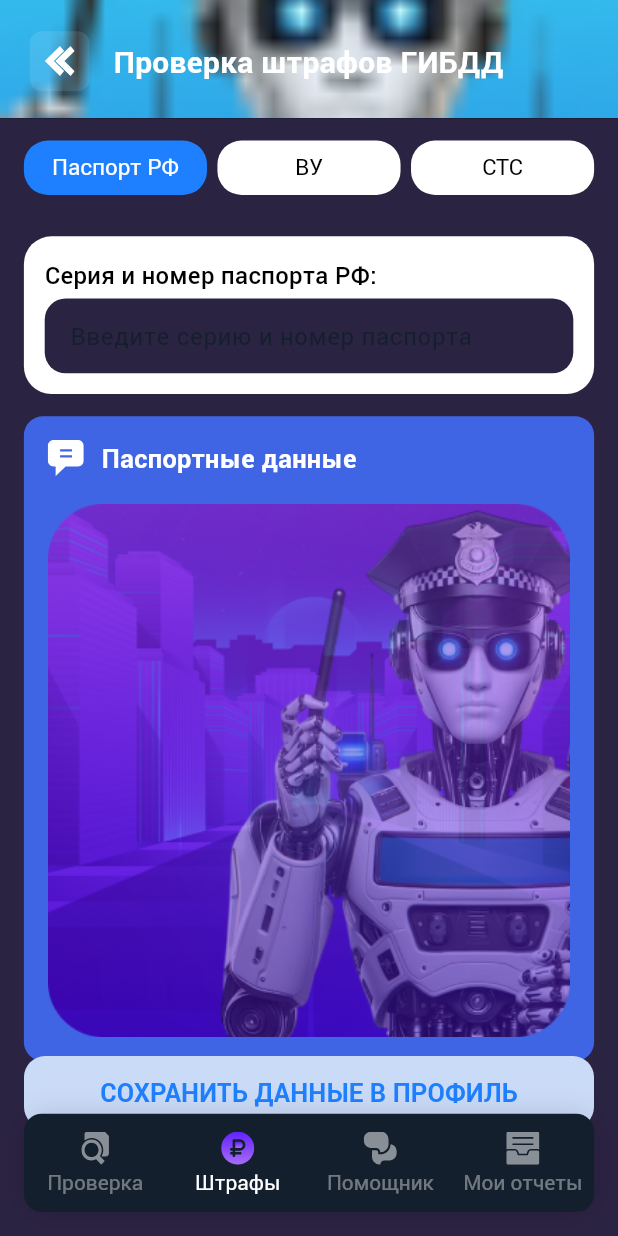
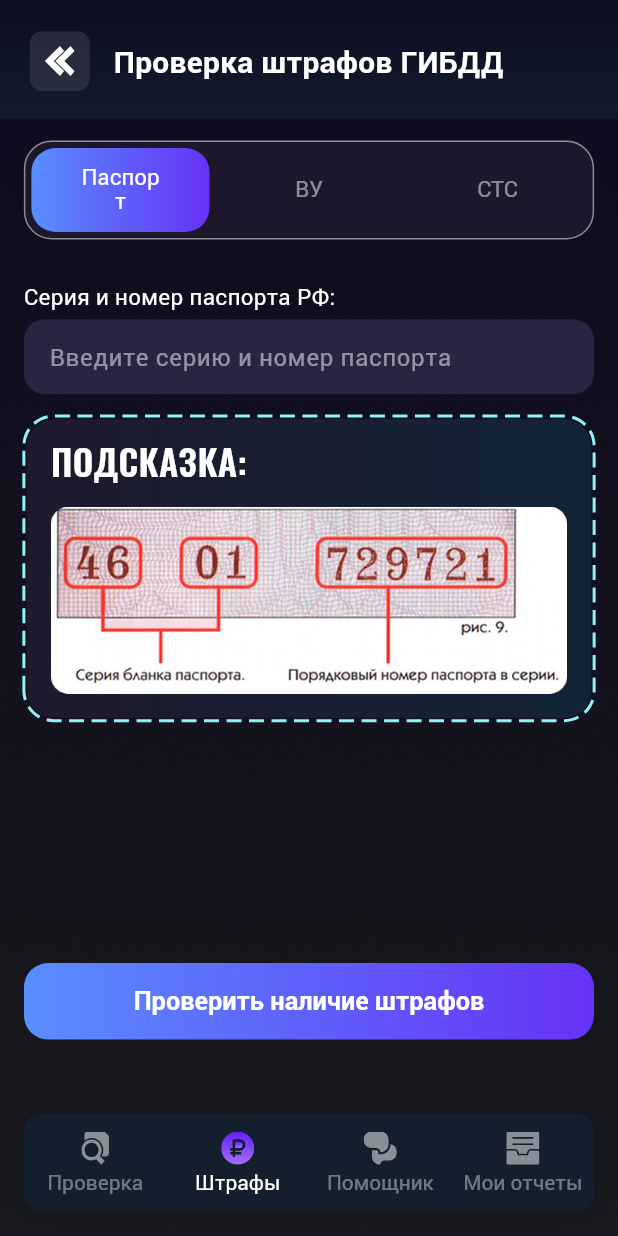
Before and after one commit to bitk0der/baza-gibdd-gai-flutter-1, a Flutter app: the FinePaymentScreen screen opened by its route, on a phone screen of 412 x 824 dp. Run offline on Flutter 3.47's test engine with Material 3 defaults, Android fonts, the phone set to English and light mode, and no system bars; drawn by our look-alikes of dotted_border; our stand-ins replace auto_route, cached_network_image, dio, easy_localization, flutter_bloc, flutter_keyboard_visibility and 13 more; missing offline and left inert: appmetrica_plugin, background_fetch, contentsize_tabbarview, json_store; accounts and stored records are empty; generated files the repository leaves out were written again; Roboto replaces fonts that are missing (PTSans, SFProDisplay); statements that could not run were skipped.

Commit message:
added layout for fines

```diff
--- a/lib/core/theme/app_colors.dart
+++ b/lib/core/theme/app_colors.dart
@@ -12,6 +12,7 @@ class ColorStyles {
   static const Color darkOrange = Color(0xff594828);
   static const Color green = Color(0xff62FA6C);
   static const Color blue = Color(0xff1E80FF);
+  static const Color lightblue = Color(0xff8EF4F9);
   static const Color blueCardColor = Color(0xff234B7D);
   static const Color lightBlueCardColor = Color(0xff9DD3F9);
   static const invoiceStatusRed = Color(0xffFF331F);
--- a/lib/core/utils/check_utils.dart
+++ b/lib/core/utils/check_utils.dart
@@ -9,6 +9,7 @@ import 'package:flutter/material.dart';
 Future<bool> showModal(BuildContext context) async =>
     await showModalBottomSheet(
         context: context,
+        useRootNavigator: true,
         builder: (ctx) => Container(
               padding: const EdgeInsets.symmetric(horizontal: 20, vertical: 22),
               decoration: const BoxDecoration(
@@ -16,6 +17,7 @@ Future<bool> showModal(BuildContext context) async =>
                     top: Radius.circular(20),
                   ),
                   color: Colors.white),
+              child: SafeArea(
                 child: Column(
                   mainAxisSize: MainAxisSize.min,
                   children: [
@@ -52,6 +54,7 @@ Future<bool> showModal(BuildContext context) async =>
                       onTap: () => ctx.maybePop(false),
                     ),
                   ],
+                ),
               ),
             ));
 
--- a/lib/core/widgets/app_button.dart
+++ b/lib/core/widgets/app_button.dart
@@ -6,7 +6,7 @@ import 'package:flutter_screenutil/flutter_screenutil.dart';
 
 class AppButton extends StatelessWidget {
   final String? title;
-  final Color backgroundColor;
+  final Color? backgroundColor;
   final Color titleColor;
   final TextStyle? titleStyle;
   final double borderRadius;
@@ -20,7 +20,7 @@ class AppButton extends StatelessWidget {
   const AppButton({
     super.key,
     this.title,
-    this.backgroundColor = ColorStyles.secondaryBlue,
+    this.backgroundColor,
     this.titleColor = ColorStyles.white,
     this.onTap,
     this.borderRadius = 16,
@@ -40,10 +40,12 @@ class AppButton extends StatelessWidget {
       margin: margin,
       height: height == 50 ? null : height,
       decoration: BoxDecoration(
-          color: backgroundColor,
+          color: backgroundColor ?? ColorStyles.secondaryBlue,
           border: boxBorder,
           borderRadius: BorderRadius.circular(borderRadius),
-          gradient: LinearGradient(colors: ColorStyles.blueTabBarGradient)),
+          gradient: backgroundColor == ColorStyles.secondaryBlue
+              ? null
+              : LinearGradient(colors: ColorStyles.blueTabBarGradient)),
       duration: standartDuration,
       child: TextButton(
         onPressed: isLoading ? null : onTap,
--- a/lib/core/widgets/app_custom_scaffold.dart
+++ b/lib/core/widgets/app_custom_scaffold.dart
@@ -4,8 +4,12 @@ import 'package:flutter/material.dart';
 class AppCustomScaffold extends StatefulWidget {
   final PreferredSizeWidget appBar;
   final Widget body;
+  final Widget? floatingActionButton;
   const AppCustomScaffold(
-      {super.key, required this.appBar, required this.body});
+      {super.key,
+      required this.appBar,
+      required this.body,
+      this.floatingActionButton});
 
   @override
   State<AppCustomScaffold> createState() => _AppCustomScaffoldState();
@@ -23,6 +27,9 @@ class _AppCustomScaffoldState extends State<AppCustomScaffold> {
           backgroundColor: Colors.transparent,
           appBar: widget.appBar,
           body: widget.body,
+          floatingActionButtonLocation:
+              FloatingActionButtonLocation.centerFloat,
+          floatingActionButton: widget.floatingActionButton,
         ));
   }
 }
--- a/lib/core/widgets/custom_app_bar.dart
+++ b/lib/core/widgets/custom_app_bar.dart
@@ -73,7 +73,7 @@ class CustomAppBar {
     List<Widget>? actions,
     bool isBackButton = true,
     VoidCallback? onTapBackButton,
-    bool isNeedImage = true,
+    bool isNeedImage = false,
     double borderRadius = 16,
     bool isTitleCenter = false,
     required String title,
--- a/lib/features/payments/presentation/pages/fine/fine_payment_screen.dart
+++ b/lib/features/payments/presentation/pages/fine/fine_payment_screen.dart
@@ -1,17 +1,19 @@
 import 'package:auto_route/auto_route.dart';
+import 'package:baza_gibdd_gai/core/theme/app_colors.dart';
+import 'package:baza_gibdd_gai/core/widgets/app_button.dart';
+import 'package:baza_gibdd_gai/core/widgets/app_card_layout.dart';
+import 'package:baza_gibdd_gai/core/widgets/app_custom_scaffold.dart';
 import 'package:flutter/material.dart';
+import 'package:flutter_keyboard_visibility/flutter_keyboard_visibility.dart';
 import 'package:flutter_screenutil/flutter_screenutil.dart';
 import 'package:get_it/get_it.dart';
 import 'package:mask_text_input_formatter/mask_text_input_formatter.dart';
-import 'package:baza_gibdd_gai/core/theme/app_colors.dart';
 import 'package:baza_gibdd_gai/core/utils/check_utils.dart';
 import 'package:baza_gibdd_gai/core/utils/ui_util.dart';
-import 'package:baza_gibdd_gai/core/widgets/app_button_gradient.dart';
 import 'package:baza_gibdd_gai/core/widgets/custom_app_bar.dart';
 import 'package:baza_gibdd_gai/features/payments/data/models/user_data.dart';
 import 'package:baza_gibdd_gai/features/payments/presentation/blocs/user_data_bloc.dart';
 import 'package:baza_gibdd_gai/features/payments/presentation/pages/fine/fine_search_screen.dart';
-import 'package:baza_gibdd_gai/features/payments/presentation/widgets/custom_button.dart';
 import 'package:baza_gibdd_gai/features/payments/presentation/widgets/custom_snackbar.dart';
 import 'package:baza_gibdd_gai/features/payments/presentation/widgets/custom_textfield.dart';
 import 'package:baza_gibdd_gai/features/payments/presentation/widgets/how_to_fill_card.dart';
@@ -38,10 +40,15 @@ class _FinePaymentScreenState extends State<FinePaymentScreen> {
   int _tabIndex = 0;
 
   final GlobalKey<ScaffoldState> _scaffoldKey = new GlobalKey<ScaffoldState>();
+  var keyboardVisibilityController = KeyboardVisibilityController();
+  bool keyboardVisible = false;
 
   @override
   void initState() {
     _bloc = GetIt.I<UserDataBloc>();
+    keyboardVisibilityController.onChange.listen((visible) {
+      setState(() => keyboardVisible = visible);
+    });
     super.initState();
     addPostFrameCallback(() {
       _passportController.text = _bloc.userData.passport ?? '';
@@ -62,38 +69,26 @@ class _FinePaymentScreenState extends State<FinePaymentScreen> {
   Widget build(BuildContext context) {
     return GestureDetector(
       onTap: () => FocusScope.of(context).unfocus(),
-      child: Scaffold(
+      child: AppCustomScaffold(
         key: _scaffoldKey,
-        resizeToAvoidBottomInset: false,
         appBar: CustomAppBar.getAppBar(
           title: 'Проверка штрафов ГИБДД',
           onTapBackButton: () => context.maybePop(),
         ),
-        backgroundColor: ColorStyles.fillColor,
-        body: SafeArea(
-          child: _getBody(),
-        ),
-        floatingActionButtonLocation: FloatingActionButtonLocation.centerDocked,
-        floatingActionButton: Padding(
-          padding: const EdgeInsets.all(16),
+        body: _getBody(),
+        floatingActionButton: SafeArea(
           child: Column(
             mainAxisSize: MainAxisSize.min,
             children: [
               Padding(
-                padding: const EdgeInsets.only(bottom: 10),
-                child: AppButtonGradient(
-                  borderRadius: 14,
-                  backgroundColor: const Color(0xffCADBF8),
-                  titleColor: ColorStyles.blue,
-                  onTap: () => _onButtonPressed(true),
-                  title: 'СОХРАНИТЬ ДАННЫЕ В ПРОФИЛЬ',
+                padding: EdgeInsets.symmetric(horizontal: 16),
+                child: AppButton(
+                  height: 51,
+                  title: "Проверить наличие штрафов",
+                  onTap: _onButtonPressed,
                 ),
               ),
-              CustomButton(
-                title: "Проверить начисления",
-                height: 50.h,
-                onTap: _onButtonPressed,
-              ),
+              if (!keyboardVisible) SizedBox(height: 125.h),
             ],
           ),
         ),
@@ -109,12 +104,16 @@ class _FinePaymentScreenState extends State<FinePaymentScreen> {
         children: [
           AppUniversalBannerWidget(category: 'pays-page', banners: bannerList),
           SizedBox(height: 16.h),
-          Row(
+          AppCardLayout(
+            padding: EdgeInsets.all(4),
+            color: ColorStyles.backgroundViolet,
+            border: Border.all(color: Colors.white.withValues(alpha: 0.5)),
+            child: Row(
               children: [
                 Flexible(
                   child: TabButton(
                       isActive: _tabIndex == 0,
-                    text: 'Паспорт РФ',
+                      text: 'Паспорт',
                       onTap: () => onTap(0)),
                 ),
                 SizedBox(width: 7.w),
@@ -130,6 +129,7 @@ class _FinePaymentScreenState extends State<FinePaymentScreen> {
                         text: 'СТС',
                         onTap: () => onTap(2))),
               ],
+            ),
           ),
           SizedBox(height: 30.h),
           _getTabs(),
@@ -163,7 +163,7 @@ class _FinePaymentScreenState extends State<FinePaymentScreen> {
                 title: 'Паспортные данные',
                 backgroundColor: const Color(0xff4065E4),
                 iconColor: Colors.white,
-                image: Assets.images.aiHelper),
+                image: Assets.images.passportHelp),
           ],
         ),
         Column(
@@ -192,7 +192,7 @@ class _FinePaymentScreenState extends State<FinePaymentScreen> {
                 title: 'Серия и номер ВУ',
                 backgroundColor: const Color(0xff4065E4),
                 iconColor: Colors.white,
-                image: Assets.images.aiHelper),
+                image: Assets.images.vuHelp),
           ],
         ),
         Column(
@@ -216,7 +216,7 @@ class _FinePaymentScreenState extends State<FinePaymentScreen> {
                 title: 'СТС автомобиля',
                 backgroundColor: const Color(0xff4065E4),
                 iconColor: Colors.white,
-                image: Assets.images.aiHelper),
+                image: Assets.images.stsHelp),
           ],
         ),
       ],
@@ -262,7 +262,7 @@ class _FinePaymentScreenState extends State<FinePaymentScreen> {
             CustomSnackbar.show(context, _scaffoldKey,
                 text: "Заполните хотя бы одно из полей");
           } else {
-            var isNeedSaveUserData = await showModal(context);
+            /*  var isNeedSaveUserData = await showModal(context); */
 
             final userData = _bloc.userData.copyWith(
               passport: _tabIndex == 0 ? _passportController.text : null,
@@ -270,9 +270,9 @@ class _FinePaymentScreenState extends State<FinePaymentScreen> {
               sts: _tabIndex == 2 ? sts : null,
               forceNull: false,
             );
-            if (isNeedSaveUserData) {
+
             _bloc.add(UserDataBlocSaveEvent(userData));
-            }
+
             if (!onlySave) {
               Navigator.push(
                 context,
@@ -287,10 +287,6 @@ class _FinePaymentScreenState extends State<FinePaymentScreen> {
                           ),
                         )),
               );
-            } else if (isNeedSaveUserData) {
-              var snackbar =
-                  const SnackBar(content: Text('Данные успешно сохранены'));
-              ScaffoldMessenger.of(context).showSnackBar(snackbar);
             }
           }
         }
--- a/lib/features/payments/presentation/widgets/custom_textfield.dart
+++ b/lib/features/payments/presentation/widgets/custom_textfield.dart
@@ -57,10 +57,8 @@ class _CustomTextFieldScreenState extends State<CustomTextField> {
     }
 
     return AppCardLayout(
-      color: Colors.white,
-      border: localError != null
-          ? Border.all(color: ColorStyles.invoiceStatusRed, width: 1)
-          : Border.all(color: Colors.transparent, width: 1),
+      color: Colors.transparent,
+      padding: EdgeInsets.zero,
       child: Column(
         crossAxisAlignment: CrossAxisAlignment.start,
         mainAxisSize: MainAxisSize.min,
@@ -68,9 +66,9 @@ class _CustomTextFieldScreenState extends State<CustomTextField> {
           Text(
             widget.title,
             style: TextStyle(
-              fontWeight: FontWeight.w500,
-              fontSize: 16.sp,
-              color: ColorStyles.black,
+              fontWeight: FontWeight.w400,
+              fontSize: 15.sp,
+              color: ColorStyles.white,
             ),
           ),
           SizedBox(height: 5.h),
@@ -98,10 +96,9 @@ class _CustomTextFieldScreenState extends State<CustomTextField> {
                       UpperCaseTextFormatter(),
                     ],
                 style: TextStyle(
-                  fontFamily: "PTSans",
                   fontSize: 16.sp,
                   fontWeight: FontWeight.w400,
-                  color: ColorStyles.primaryBlue,
+                  color: ColorStyles.white,
                 ),
                 maxLength: widget.maxLength,
                 cursorColor: ColorStyles.invoiceStatusRed,
@@ -161,10 +158,9 @@ class _CustomTextFieldScreenState extends State<CustomTextField> {
                       fontWeight: FontWeight.w600),
                   hintText: widget.hintText,
                   hintStyle: TextStyle(
-                    fontFamily: "PTSans",
                     fontSize: 16.sp,
                     fontWeight: FontWeight.w400,
-                    color: ColorStyles.primaryBlue,
+                    color: ColorStyles.white.withValues(alpha: 0.5),
                   ),
                 ),
               ),
--- a/lib/features/payments/presentation/widgets/how_to_fill_card.dart
+++ b/lib/features/payments/presentation/widgets/how_to_fill_card.dart
@@ -1,3 +1,6 @@
+import 'package:baza_gibdd_gai/core/theme/app_colors.dart';
+import 'package:baza_gibdd_gai/core/widgets/app_card_layout.dart';
+import 'package:dotted_border/dotted_border.dart';
 import 'package:flutter/material.dart';
 import 'package:flutter_screenutil/flutter_screenutil.dart';
 import 'package:baza_gibdd_gai/core/constants/constants.dart';
@@ -20,24 +23,34 @@ class HowToFillCard extends StatelessWidget {
 
   @override
   Widget build(BuildContext context) {
-    return Container(
+    return DottedBorder(
+        options: RoundedRectDottedBorderOptions(
+            radius: Radius.circular(20),
+            dashPattern: [10, 5],
+            strokeWidth: 2,
+            color: ColorStyles.lightblue),
+        child: AppCardLayout(
           padding: EdgeInsets.all(16.w),
-      decoration: BoxDecoration(
           color: backgroundColor ?? const Color(0xffB6FFC4),
-          borderRadius: BorderRadius.circular(14.r)),
+          gradient: ColorStyles.cardGradient,
           child: Column(
             children: [
               Row(
                 children: [
-              Assets.icons.messageIcon.svg(
+                  /*  Assets.icons.messageIcon.svg(
                       colorFilter: ColorFilter.mode(
-                      iconColor ?? const Color(0xff1EA93D), BlendMode.srcIn)),
-              SizedBox(width: 12.w),
+                          iconColor ?? const Color(0xff1EA93D),
+                          BlendMode.srcIn)),
+                  SizedBox(width: 12.w), */
                   Flexible(
-                child: Text(title ?? 'Памятка по заполнению',
+                    child: Text(
+                        'Подсказка:'
+                            .toUpperCase() /* title ?? 'Памятка по заполнению' */,
                         style: TextStyles.h2.copyWith(
                             color: iconColor ?? Colors.black,
+                            fontSize: 24.sp,
                             height: 1,
+                            fontFamily: 'Oswald',
                             fontWeight: FontWeight.w700)),
                   ),
                 ],
@@ -51,9 +64,10 @@ class HowToFillCard extends StatelessWidget {
                 ),
               ],
               if (image != null)
-            Padding(padding: EdgeInsets.only(top: 20.h), child: image!.image())
+                Padding(
+                    padding: EdgeInsets.only(top: 20.h), child: image!.image())
             ],
           ),
-    );
+        ));
   }
 }
--- a/lib/features/payments/presentation/widgets/tab_button.dart
+++ b/lib/features/payments/presentation/widgets/tab_button.dart
@@ -26,16 +26,21 @@ class _TabButtonState extends State<TabButton> {
       child: AnimatedContainer(
         width: double.infinity,
         duration: const Duration(milliseconds: 300),
-        padding: EdgeInsets.symmetric(horizontal: 16.w, vertical: 11.h),
+        padding: EdgeInsets.symmetric(horizontal: 30.w, vertical: 13.h),
         decoration: BoxDecoration(
           borderRadius: BorderRadius.circular(16),
-          color: widget.isActive ? ColorStyles.blue : ColorStyles.white,
+          gradient: widget.isActive
+              ? LinearGradient(colors: ColorStyles.blueTabBarGradient)
+              : null,
+          color: widget.isActive ? ColorStyles.blue : Colors.transparent,
         ),
         child: AnimatedDefaultTextStyle(
           duration: const Duration(milliseconds: 300),
           textAlign: TextAlign.center,
           style: TextStyles.h4.copyWith(
-              color: widget.isActive ? Colors.white : ColorStyles.black),
+              color: widget.isActive
+                  ? Colors.white
+                  : ColorStyles.white.withValues(alpha: 0.5)),
           child: Text(widget.text),
         ),
       ),
```
Also changed, not shown: lib/features/payments/presentation/pages/fine/fine_search_screen.dart (+7 -8 lines), lib/features/payments/presentation/widgets/empty_search_placeholder.dart (+15 -4 lines), lib/features/payments/presentation/widgets/loading_screen.dart (+8 -10 lines), lib/gen/assets.gen.dart (+15 -1 lines), assets/icons/verified_shield.svg, assets/images/empty_loans.png, assets/images/passport_help.png (added), assets/images/sts_help.png (added), assets/images/vu_help.png (added). Lines whose indentation alone changed are shown as unchanged.
